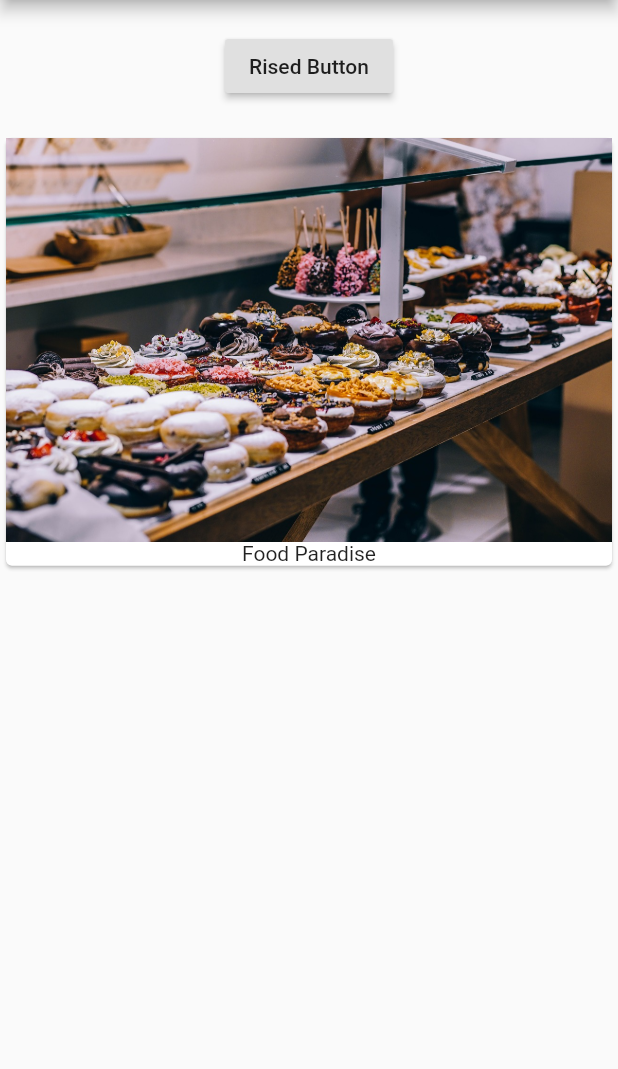
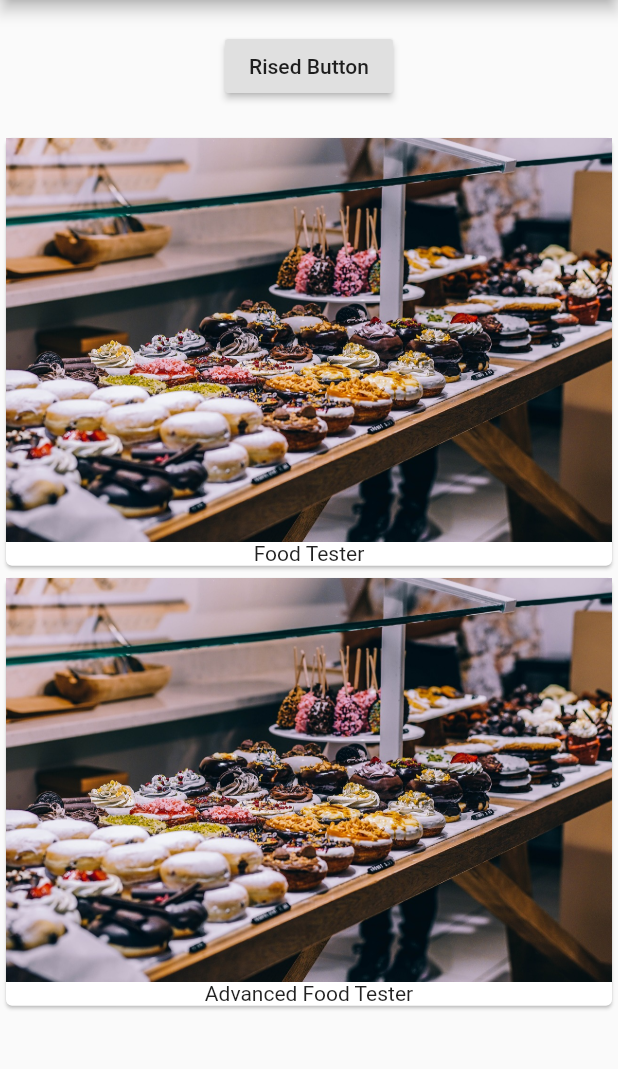
Before and after one commit to MrAnsheff/app, a Flutter app: the screen it shows after launch, after a tap on "Rised Button", on a phone screen of 412 x 824 dp, the part 84-1153 px from its top. Run offline on Flutter 3.47's test engine with Material 2 defaults, Android fonts, the phone set to English and light mode, and no system bars.

Commit message:
Multiple Structure

```diff
--- a/lib/main.dart
+++ b/lib/main.dart
@@ -1,18 +1,13 @@
 import 'package:flutter/material.dart';
+
+import './products_manager.dart';
 
 main() {
   runApp(MyApp());
 }
 
-class MyApp extends StatefulWidget {
-  @override
-    State<StatefulWidget> createState() {
-      // TODO: implement createState
-      return _MyAppState();
-    }
-}
+class MyApp extends StatelessWidget {
 
-class _MyAppState extends State<MyApp>{
   @override
   Widget build(context) {
     return MaterialApp(
@@ -20,24 +15,7 @@ class _MyAppState extends State<MyApp>{
         appBar: AppBar(
           title: Text('EasyList'),
         ),
-        body: Column(children: [
-          Container(
-            margin: EdgeInsets.all(20.0),
-            child: RaisedButton(
-            onPressed: (){},
-            child: Text('Rised Button'),
-            ),
-          ),
-
-          Card(
-            child: Column(
-              children: <Widget>[
-                Image.asset('assets/food.jpg'),
-                Text('Food Paradise')
-              ],
-            ),
-          )
-        ]),
+        body: ProductManager(),
       ),
     );
   }
--- /dev/null
+++ b/lib/products.dart
@@ -0,0 +1,22 @@
+import 'package:flutter/material.dart';
+
+class Products extends StatelessWidget {
+  final List<String> products;
+  Products(this.products);
+
+  @override
+  Widget build(BuildContext context) {
+    return Column(
+      children: products
+          .map((element) => Card(
+                child: Column(
+                  children: <Widget>[
+                    Image.asset('assets/food.jpg'),
+                    Text(element)
+                  ],
+                ),
+              ))
+          .toList(),
+    );
+  }
+}
--- /dev/null
+++ b/lib/products_manager.dart
@@ -0,0 +1,32 @@
+import 'package:flutter/material.dart';
+
+import './products.dart';
+
+class ProductManager extends StatefulWidget {
+  @override
+    State<StatefulWidget> createState() {
+      // TODO: implement createState
+      return _ProductManagerState();
+    }
+}
+
+class _ProductManagerState extends State<ProductManager> {
+    List<String> _products = ['Food Tester'];
+
+  @override
+    Widget build(BuildContext context) {
+      // TODO: implement build
+      return Column(children: [Container(
+            margin: EdgeInsets.all(20.0),
+            child: RaisedButton(
+              onPressed: () {
+                setState(() {
+                    _products.add('Advanced Food Tester');
+                                });
+              },
+              child: Text('Rised Button'),
+            ),
+          ),
+          Products(_products) ]);
+    }
+}
```
